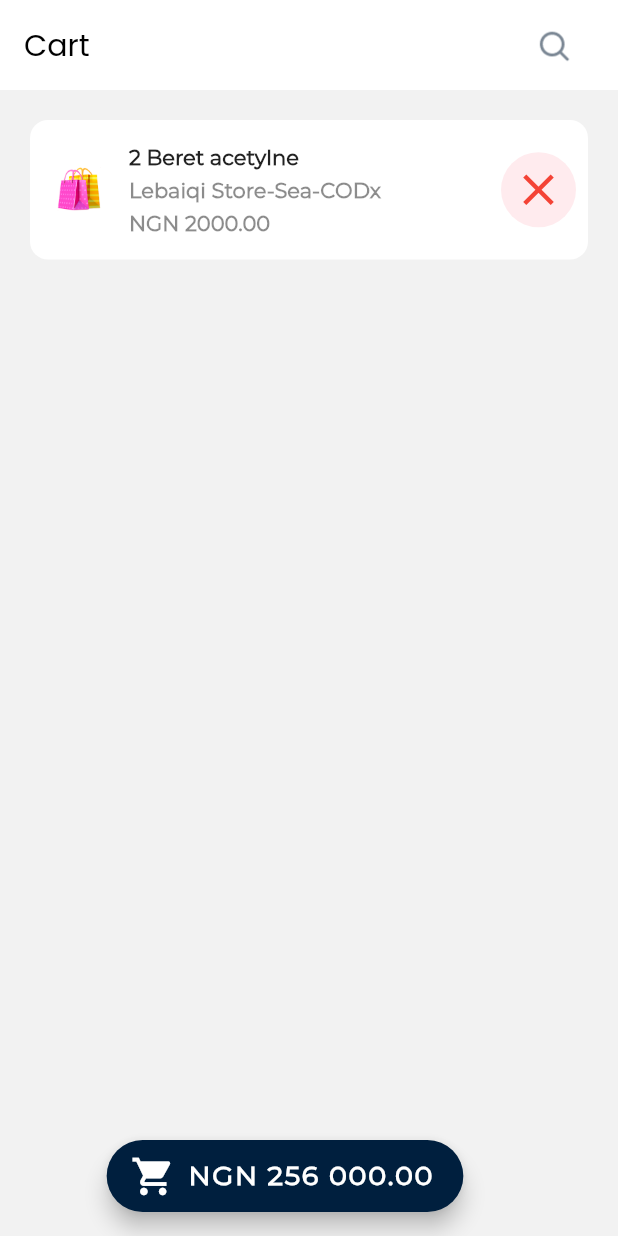
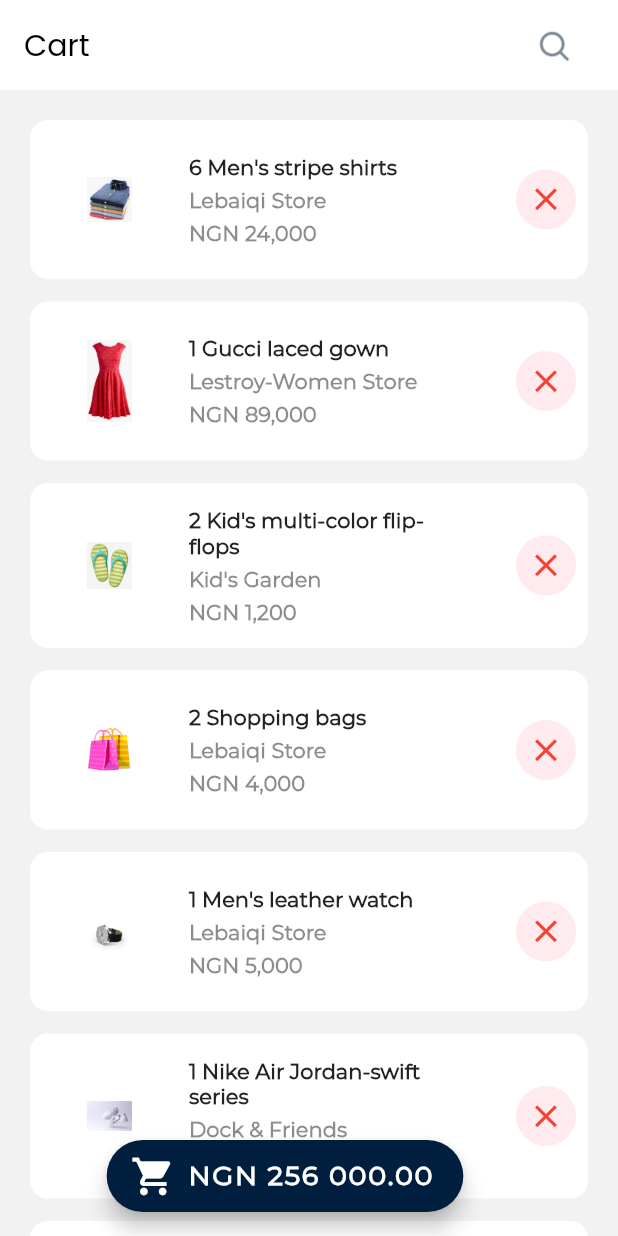
Before and after one commit to theifedayo/BuyStuff-MobileApp, a Flutter app: the CartScreen screen opened directly, on a phone screen of 412 x 824 dp. Run offline on Flutter 3.47's test engine with Material 2 defaults, Android fonts, the phone set to English and light mode, and no system bars; our stand-ins replace flutter_secure_storage, font_awesome_flutter, page_transition, show_up_animation, swipe_cards; missing offline and left inert: dart:ffi; accounts and stored records are empty.

Commit message:
Add cartcard widget to cart_screen

```diff
--- /dev/null
+++ b/lib/components/cart_card.dart
@@ -0,0 +1,109 @@
+import 'package:flutter/material.dart';
+
+
+class CartCard extends StatelessWidget {
+
+  CartCard({
+    this.productImage,
+    this.productQuantity,
+    this.productName,
+    this.storeName,
+    this.price,
+  });
+
+  final String productImage;
+  final String productQuantity;
+  final String productName;
+  final String storeName;
+  final String price;
+
+
+
+  @override
+  Widget build(BuildContext context) {
+    return Padding(
+      padding: const EdgeInsets.only(left: 20, right: 20, bottom: 15),
+      child: Container(
+        //height: 80,
+          padding: const EdgeInsets.all(8),
+          child: Column(
+            mainAxisAlignment: MainAxisAlignment.center,
+            children: [
+              Row(
+                mainAxisAlignment: MainAxisAlignment.spaceBetween,
+                children: [
+                  Row(
+                    children: [
+                      Container(
+                        width: 90,
+                        height: 90,
+                        child: Center(child: Image.asset("$productImage", width: 30,)), //Icon(FontAwesomeIcons.arrowDown, color: Colors.green[300]
+                        decoration: new BoxDecoration(
+                          color: Colors.white,
+                          borderRadius: new BorderRadius.all(new Radius.circular(50.0)),
+                        ),),
+                      Padding(
+                        padding: const EdgeInsets.all(8.0),
+                        child: Column(
+                          crossAxisAlignment: CrossAxisAlignment.start,
+                          children: [
+                            Container(
+                              width: MediaQuery.of(context).size.width*0.45,
+                              child: Text("$productQuantity $productName", style: TextStyle(
+                                fontSize: 14,
+                                color: Colors.black87,
+                                fontWeight: FontWeight.bold,
+                                fontFamily: 'Montserrat',
+                              ),),
+                            ),
+                            SizedBox(height: 5,),
+                            Text("$storeName", style: TextStyle(
+                              fontSize: 14,
+                              color: Colors.black45,
+                              fontWeight: FontWeight.bold,
+                              fontFamily: 'Montserrat',
+                            ),),
+                            SizedBox(height: 5,),
+                            Text("NGN $price", style: TextStyle(
+                              fontSize: 14,
+                              color: Colors.black45,
+                              fontWeight: FontWeight.bold,
+                              fontFamily: 'Montserrat',
+                            ),)
+                          ],
+                        ),
+                      ),
+                    ],
+                  ),
+
+                  //SizedBox(width: 60,),
+                  Column(
+                    crossAxisAlignment: CrossAxisAlignment.end,
+                    children: [
+                      Container(
+                        width: 40,
+                        height: 40,
+                        child: Center(
+                            child: Icon(
+                              Icons.close, size: 25, color: Colors.red,
+                            )
+                        ),
+                        decoration: new BoxDecoration(
+                          borderRadius: BorderRadius.circular(70.0),
+                          color: Colors.red[50],
+                        ),
+                      )
+                    ],
+                  )
+                ],),
+
+            ],
+          ),
+          decoration: BoxDecoration(
+            borderRadius: BorderRadius.circular(12.0),
+            color: Colors.white,
+          )
+      ),
+    );
+  }
+}
--- a/lib/screens/cart_screen.dart
+++ b/lib/screens/cart_screen.dart
@@ -1,6 +1,6 @@
 import 'package:flutter/material.dart';
 import 'package:buystuff/components/header.dart';
-import 'package:font_awesome_flutter/font_awesome_flutter.dart';
+import 'package:buystuff/components/cart_card.dart';
 
 
 
@@ -27,96 +27,15 @@ class _CartScreenState extends State<CartScreen> {
         child: ListView(
           children: [
             SizedBox(height: 20,),
-        Padding(
-        padding: const EdgeInsets.only(left: 20, right: 20, bottom: 15),
-        child: Container(
-          //height: 80,
-            padding: const EdgeInsets.all(8),
-            child: Column(
-              mainAxisAlignment: MainAxisAlignment.center,
-              children: [
-                  Row(
-                    mainAxisAlignment: MainAxisAlignment.spaceBetween,
-                    children: [
-                      Row(
-                        children: [
-                          Container(
-                            width: 50,
-                            height: 50,
-                            child: Center(child: Image.asset("images/buystuff.png", width: 30,)), //Icon(FontAwesomeIcons.arrowDown, color: Colors.green[300]
-                            decoration: new BoxDecoration(
-                              color: Colors.white,
-                              borderRadius: new BorderRadius.all(new Radius.circular(50.0)),
-                            ),),
-                          Padding(
-                            padding: const EdgeInsets.all(8.0),
-                            child: Column(
-                              crossAxisAlignment: CrossAxisAlignment.start,
-                              children: [
-                                Container(
-                                  width: MediaQuery.of(context).size.width*0.45,
-                                  child: Text("2 Beret acetylne", style: TextStyle(
-                                    fontSize: 14,
-                                    color: Colors.black87,
-                                    fontWeight: FontWeight.bold,
-                                    fontFamily: 'Montserrat',
-                                  ),),
-                                ),
-                                SizedBox(height: 5,),
-                                Text("Lebaiqi Store-Sea-CODx", style: TextStyle(
-                                  fontSize: 14,
-                                  color: Colors.black45,
-                                  fontWeight: FontWeight.bold,
-                                  fontFamily: 'Montserrat',
-                                ),),
-                                SizedBox(height: 5,),
-                                Text("NGN 2000.00", style: TextStyle(
-                                  fontSize: 14,
-                                  color: Colors.black45,
-                                  fontWeight: FontWeight.bold,
-                                  fontFamily: 'Montserrat',
-                                ),)
-                              ],
-                            ),
-                          ),
-                        ],
-                      ),
-
-                      //SizedBox(width: 60,),
-                      Column(
-                        crossAxisAlignment: CrossAxisAlignment.end,
-                        children: [
-                          // Text("❌", style: TextStyle(
-                          //   fontSize: 20,
-                          //   //color: Colors.black45,
-                          //   fontWeight: FontWeight.bold,
-                          //   fontFamily: 'Montserrat',
-                          // ),),
-                          Container(
-                            width: 50,
-                            height: 50,
-                            child: Center(
-                              child: Icon(
-                                Icons.close, size: 35, color: Colors.red,
-                              )
-                            ),
-                            decoration: new BoxDecoration(
-                              borderRadius: BorderRadius.circular(70.0),
-                              color: Colors.red[50],
-                            ),
-                          )
-                        ],
-                      )
-                    ],),
-
-                ],
-              ),
-              decoration: BoxDecoration(
-                borderRadius: BorderRadius.circular(12.0),
-                color: Colors.white,
-              )
-          ),
-        )
+            CartCard(productImage: "images/clothing1.jpeg", productQuantity: "6", productName: "Men's stripe shirts", storeName: "Lebaiqi Store", price: "24,000",),
+            CartCard(productImage: "images/clothing2.jpeg", productQuantity: "1", productName: "Gucci laced gown", storeName: "Lestroy-Women Store", price: "89,000",),
+            CartCard(productImage: "images/flip-flops1.jpeg", productQuantity: "2", productName: "Kid's multi-color flip-flops", storeName: "Kid's Garden", price: "1,200",),
+            CartCard(productImage: "images/buystuff.png", productQuantity: "2", productName: "Shopping bags", storeName: "Lebaiqi Store", price: "4,000",),
+            CartCard(productImage: "images/watch1.jpeg", productQuantity: "1", productName: "Men's leather watch", storeName: "Lebaiqi Store", price: "5,000",),
+            CartCard(productImage: "images/sneakers2.jpeg", productQuantity: "1", productName: "Nike Air Jordan-swift series", storeName: "Dock & Friends", price: "43,000",),
+            CartCard(productImage: "images/clothing2.jpeg", productQuantity: "1", productName: "1/2 Kids-Gucci laced gown", storeName: "Lestroy-Kid's Store", price: "22,000",),
+            CartCard(productImage: "images/cake1.jpeg", productQuantity: "1", productName: "2-Step Strawberry toppings cake", storeName: "Bevah Cakes", price: "9,000",),
+            SizedBox(height: 40,),
           ],
         ),
       ),
```
